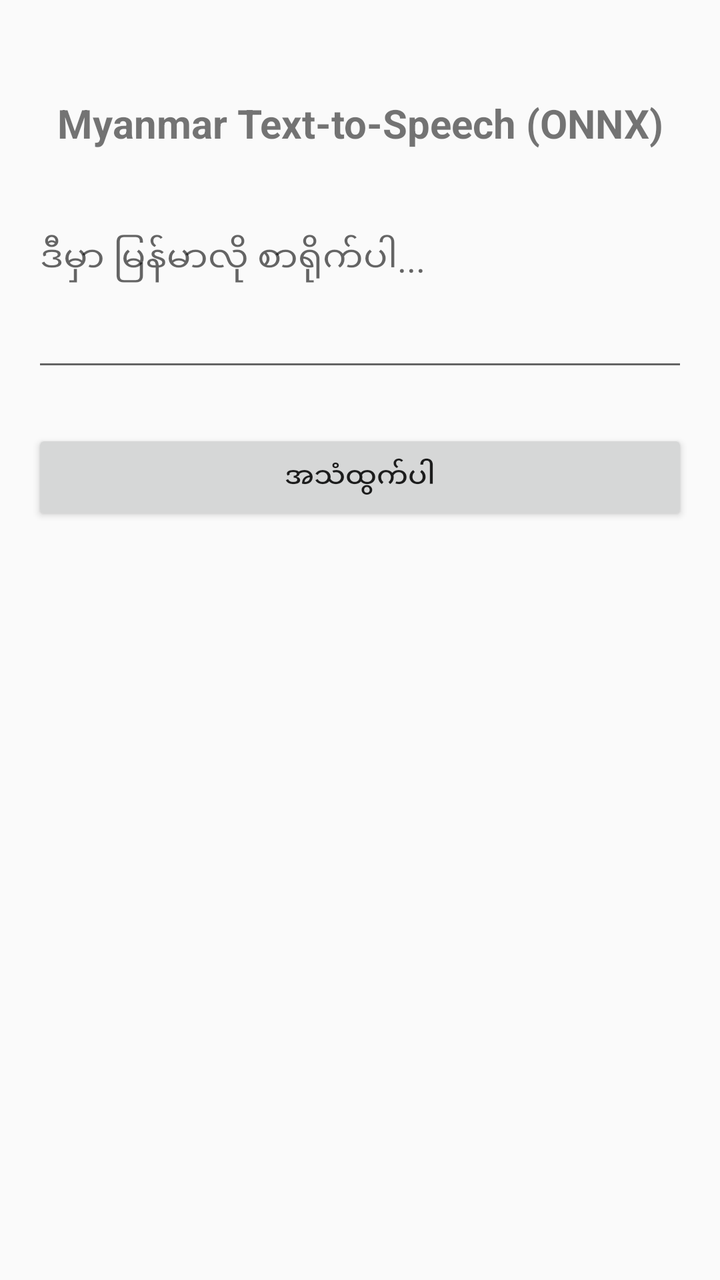
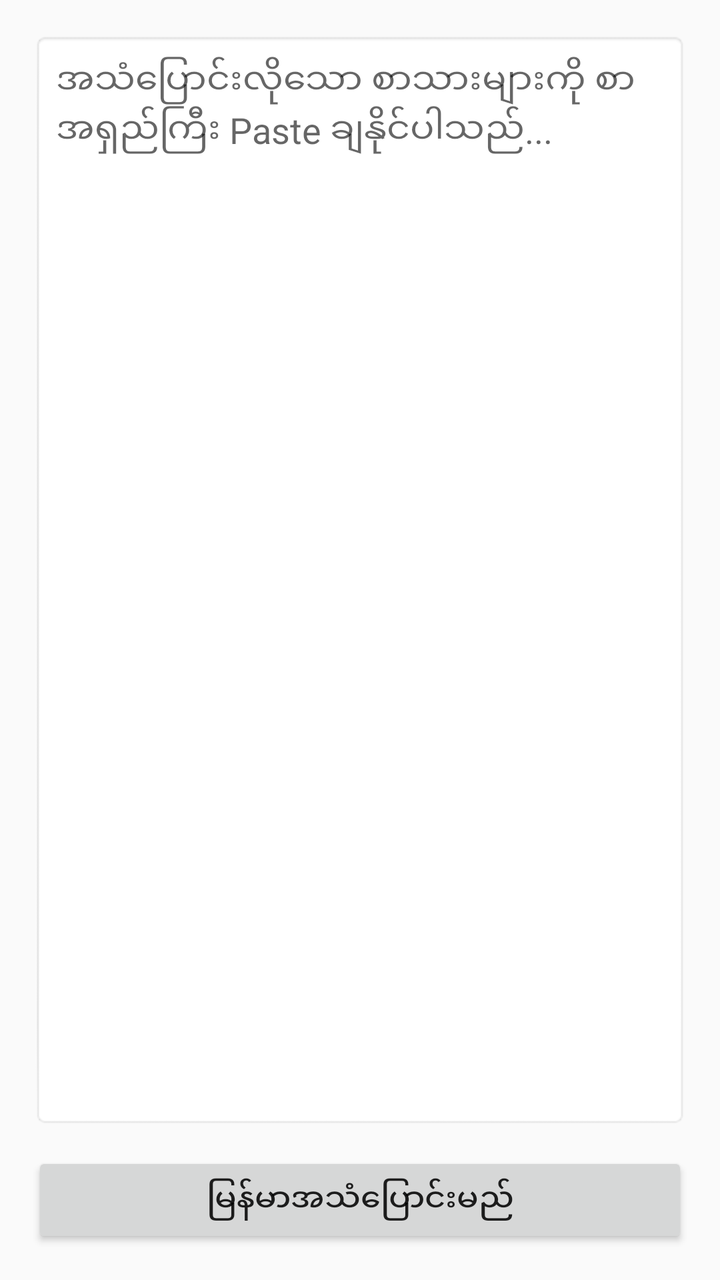

Before-and-after screenshots of an Android layout around one commit, followed by the original layout XML and the change that was made.
<!-- AndroidManifest.xml: application theme Theme.AppCompat.Light.NoActionBar -->
<!-- res/layout/activity_main.xml -->
<?xml version="1.0" encoding="utf-8"?>
<androidx.constraintlayout.widget.ConstraintLayout xmlns:android="http://schemas.android.com/apk/res/android"
    xmlns:app="http://schemas.android.com/apk/res-auto"
    android:layout_width="match_parent"
    android:layout_height="match_parent"
    android:padding="16dp">

    <TextView
        android:id="@+id/titleText"
        android:layout_width="wrap_content"
        android:layout_height="wrap_content"
        android:text="Myanmar Text-to-Speech (ONNX)"
        android:textSize="20sp"
        android:textStyle="bold"
        app:layout_constraintTop_toTopOf="parent"
        app:layout_constraintStart_toStartOf="parent"
        app:layout_constraintEnd_toEndOf="parent"
        android:layout_marginTop="32dp"/>

    <EditText
        android:id="@+id/inputText"
        android:layout_width="match_parent"
        android:layout_height="wrap_content"
        android:hint="ဒီမှာ မြန်မာလို စာရိုက်ပါ..."
        android:minLines="3"
        android:gravity="top"
        app:layout_constraintTop_toBottomOf="@id/titleText"
        android:layout_marginTop="32dp"/>

    <Button
        android:id="@+id/speakButton"
        android:layout_width="match_parent"
        android:layout_height="wrap_content"
        android:text="အသံထွက်ပါ"
        app:layout_constraintTop_toBottomOf="@id/inputText"
        android:layout_marginTop="24dp"/>

</androidx.constraintlayout.widget.ConstraintLayout>
<!-- resources referenced by this layout -->
<resources>

</resources>

<!-- the commit's change to res/layout/activity_main.xml (unified diff, before → after) -->
@@ -1,38 +1,27 @@
 <?xml version="1.0" encoding="utf-8"?>
-<androidx.constraintlayout.widget.ConstraintLayout xmlns:android="http://schemas.android.com/apk/res/android"
-    xmlns:app="http://schemas.android.com/apk/res-auto"
+<LinearLayout xmlns:android="http://schemas.android.com/apk/res/android"
     android:layout_width="match_parent"
     android:layout_height="match_parent"
+    android:orientation="vertical"
     android:padding="16dp">
-
-    <TextView
-        android:id="@+id/titleText"
-        android:layout_width="wrap_content"
-        android:layout_height="wrap_content"
-        android:text="Myanmar Text-to-Speech (ONNX)"
-        android:textSize="20sp"
-        android:textStyle="bold"
-        app:layout_constraintTop_toTopOf="parent"
-        app:layout_constraintStart_toStartOf="parent"
-        app:layout_constraintEnd_toEndOf="parent"
-        android:layout_marginTop="32dp"/>
 
     <EditText
         android:id="@+id/inputText"
         android:layout_width="match_parent"
-        android:layout_height="wrap_content"
-        android:hint="ဒီမှာ မြန်မာလို စာရိုက်ပါ..."
-        android:minLines="3"
+        android:layout_height="0dp"
+        android:layout_weight="1"
         android:gravity="top"
-        app:layout_constraintTop_toBottomOf="@id/titleText"
-        android:layout_marginTop="32dp"/>
+        android:hint="အသံပြောင်းလိုသော စာသားများကို စာအရှည်ကြီး Paste ချနိုင်ပါသည်..."
+        android:inputType="textMultiLine"
+        android:scrollbars="vertical"
+        android:background="@android:drawable/editbox_background"
+        android:padding="12dp" />
 
     <Button
         android:id="@+id/speakButton"
         android:layout_width="match_parent"
         android:layout_height="wrap_content"
-        android:text="အသံထွက်ပါ"
-        app:layout_constraintTop_toBottomOf="@id/inputText"
-        android:layout_marginTop="24dp"/>
-
-</androidx.constraintlayout.widget.ConstraintLayout>
+        android:layout_marginTop="12dp"
+        android:text="မြန်မာအသံပြောင်းမည်"
+        android:textSize="16sp" />
+</LinearLayout>
